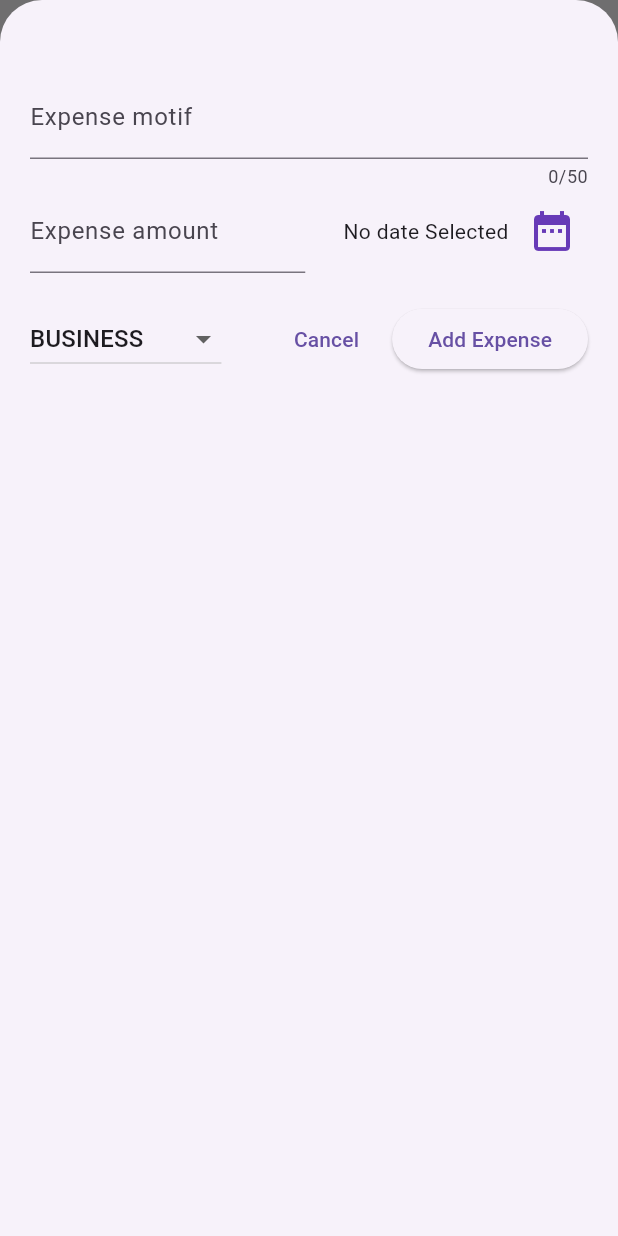
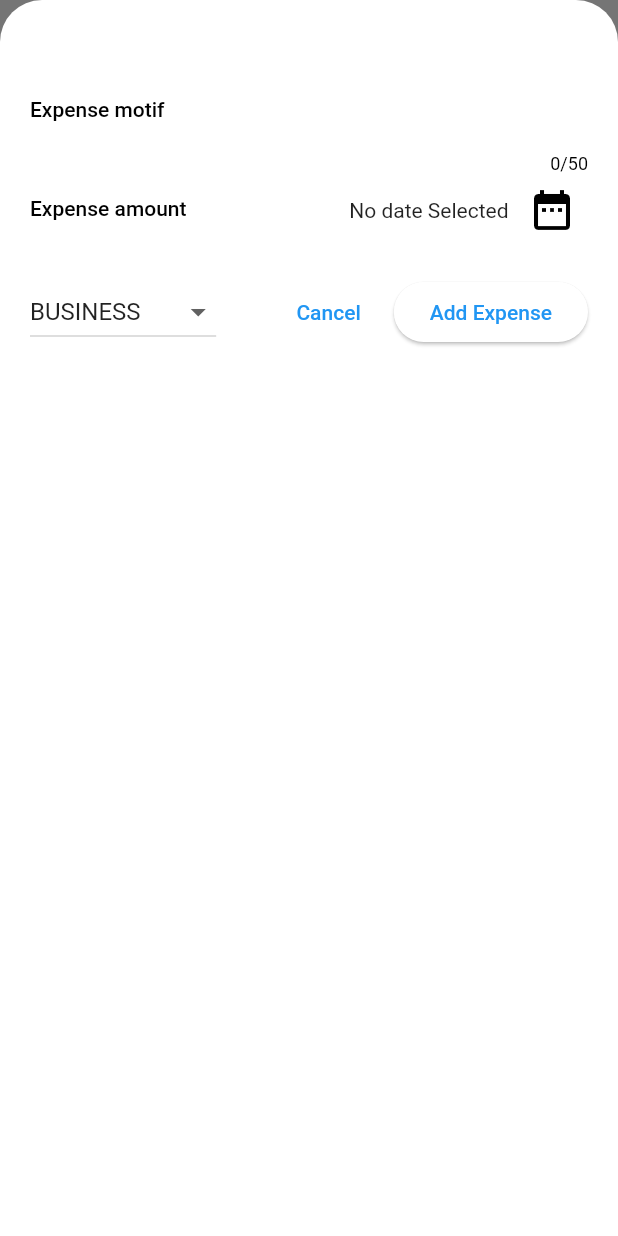
Before and after one commit to nadiahylary/expense_app, a Flutter app: the screen it shows after launch, after a tap on the "add circle" icon, on a phone screen of 412 x 824 dp. Run offline on Flutter 3.47's test engine with Material 2 defaults, Android fonts, the phone set to English and light mode, and no system bars; our stand-ins replace google_fonts.

Commit message:
fixed undo delete textbutton etc

```diff
--- a/lib/main.dart
+++ b/lib/main.dart
@@ -7,8 +7,9 @@ void main() {
   runApp(MaterialApp(
     debugShowCheckedModeBanner: false,
     title: 'X-Pensia',
-    theme: ThemeData(
+    theme: ThemeData().copyWith(
       useMaterial3: true,
+      scaffoldBackgroundColor: const Color.fromARGB(240, 240, 240, 240),
       //primarySwatch: Colors.brown,
     ),
     home: const ExpenseApp(),
--- a/lib/widgets/expenses.dart
+++ b/lib/widgets/expenses.dart
@@ -13,7 +13,7 @@ class ExpenseApp extends StatefulWidget {
 
 class _ExpenseAppState extends State<ExpenseApp> {
   final List<Expense> _expensesList = [
-    /*Expense(
+    Expense(
         title: "Flutter Course - Udemy",
         amount: 11.99,
         date: DateTime(2022, 10, 12, 08, 25),
@@ -28,7 +28,7 @@ class _ExpenseAppState extends State<ExpenseApp> {
         title: "100 Days Of Code - Udemy",
         amount: 11.99,
         date: DateTime(2023, 02, 07, 08, 25),
-        category: Category.business)*/
+        category: Category.business)
   ];
 
   void _addExpense(Expense expense) {
@@ -38,17 +38,23 @@ class _ExpenseAppState extends State<ExpenseApp> {
   }
 
   void _deleteExpense(Expense expense) {
+    final expenseIndex = _expensesList.indexOf(expense); /**getting the index of
+    the expense to be deleted here makes a whole difference. Because once the
+    delete action is made, the index doesn't exist anymore. So trying to undo
+    the delete is like trying to access a negative index, ie an index that doesn't exist,
+    so a click on the undo button throws an exception.*/
     setState(() {
       _expensesList.remove(expense);
     });
+    ScaffoldMessenger.of(context).clearSnackBars();
     ScaffoldMessenger.of(context).showSnackBar(SnackBar(
       duration: const Duration(seconds: 3),
-      content: const Text("Expense Deleted"),
+      content: const Text("Expense Deleted."),
       action: SnackBarAction(
           label: "Undo",
           onPressed: (){
             setState(() {
-              _expensesList.insert(_expensesList.indexOf(expense), expense);
+              _expensesList.insert(expenseIndex, expense);
             });
           }),
     ));
@@ -67,28 +73,23 @@ class _ExpenseAppState extends State<ExpenseApp> {
   Widget build(BuildContext context) {
     _expensesList.sort((a, b) => b.date.compareTo(a.date));
     Widget mainContent = Center(
+      child: Container(
+              height: 400,
+              margin: const EdgeInsets.all(10),
               child: Column(
-        crossAxisAlignment: CrossAxisAlignment.center,
-        mainAxisAlignment: MainAxisAlignment.spaceAround,
                 children: <Widget>[
+                  Image.asset(
+                    "assets/images/empty-shopping-cart.png",
+                    //fit: BoxFit.cover,
+                  ),
                   const SizedBox(
-              width: 10
+                    height: 50,
                   ),
-          Container(
-            height: 350,
-            margin: const EdgeInsets.only(top: 30),
-            child: Image.asset(
-              "assets/images/empty-shopping-cart.png",
-              fit: BoxFit.cover,
-            ),
-          ),
-          /*const SizedBox(
-            height: 20,
-          ),*/
                   const Text(
                     "You have no expenses yet.",
                   ),
                 ],
+              ),
             ),
         );
 
@@ -99,9 +100,7 @@ class _ExpenseAppState extends State<ExpenseApp> {
       );
     }
     return Scaffold(
-      //backgroundColor: const Color.fromARGB(240, 240, 240, 240),
       appBar: AppBar(
-        backgroundColor: const Color.fromARGB(240, 240, 240, 240),
         actions: [
           IconButton(
               onPressed: _openAddExpenseWidget,
```
Also changed, not shown: lib/widgets/new_expense.dart (+4 -5 lines). Lines whose indentation alone changed are shown as unchanged.
